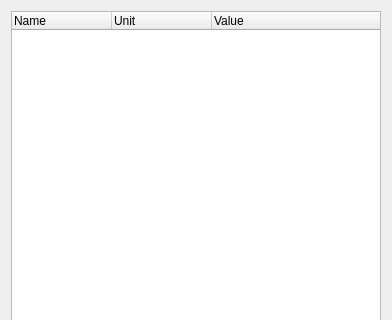
Above: asammdf/gui/ui/numeric.ui from danielhrisca/asammdf before the change; both pictures show x 0 to 392 and y 0 to 320 of the 392 by 560 pixel window. Below: the same form after it.
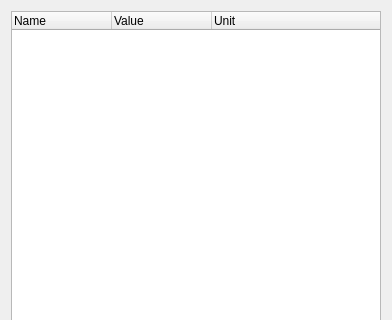
That is the form after the change. Custom widgets are drawn as their Qt base class.

Commit message: fine tune numeric window

Patch:
```diff
--- a/asammdf/gui/ui/numeric.ui
+++ b/asammdf/gui/ui/numeric.ui
@@ -29,12 +29,12 @@
      </column>
      <column>
       <property name="text">
-       <string>Unit</string>
+       <string>Value</string>
       </property>
      </column>
      <column>
       <property name="text">
-       <string>Value</string>
+       <string>Unit</string>
       </property>
      </column>
     </widget>
```
The commit also changes 1 other file.
